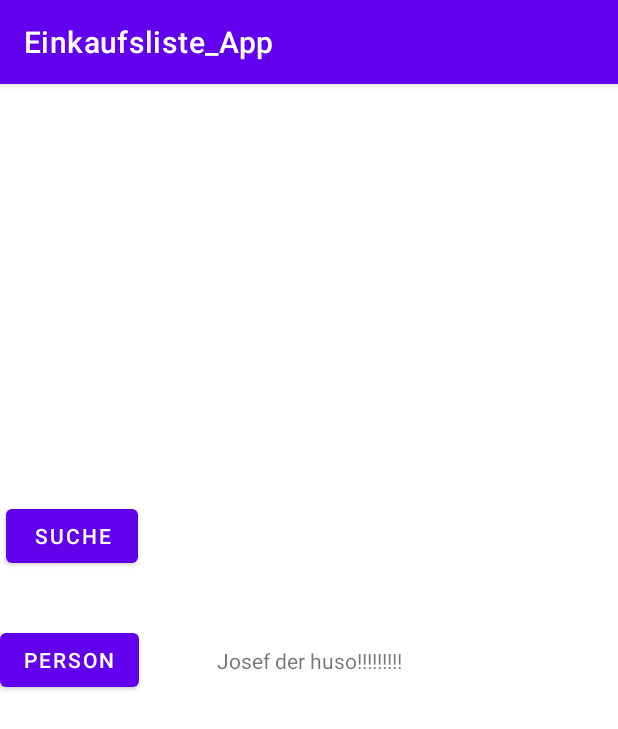
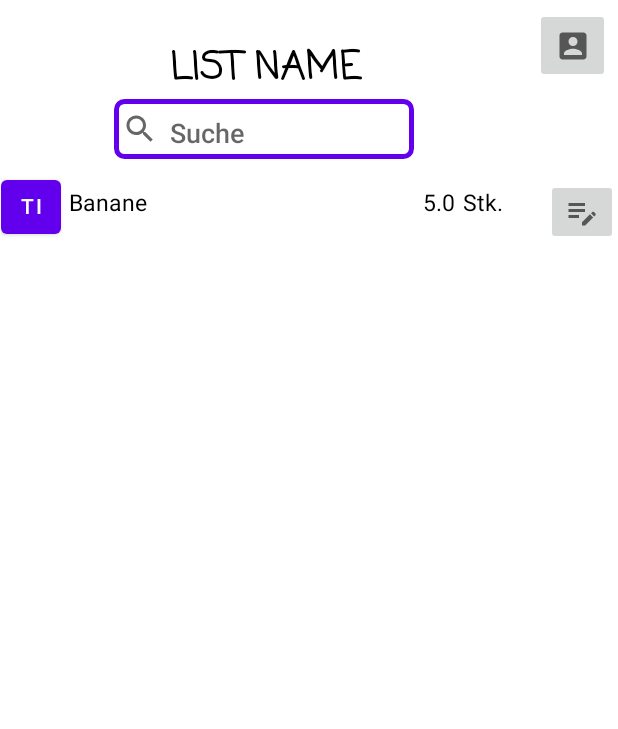
Before and after one commit to gregorae/EinkaufslisteApp, an Android app: the screen it shows after launch (MainActivity), on a phone screen of 412 x 824 dp. Shown: the top 729 px of the screen. Run offline under Robolectric (Android 15) with nearby library versions, the phone set to English and light mode, and no system bars.

Commit message:
Main Activity hinzugefügt

```diff
--- a/app/src/main/java/Person/PersonActivity.java
+++ b/app/src/main/java/Person/PersonActivity.java
@@ -2,6 +2,7 @@ package Person;
 
 import android.os.Bundle;
 import android.view.View;
+import android.view.Window;
 import android.widget.Button;
 import android.widget.EditText;
 import android.widget.Toast;
@@ -49,6 +50,7 @@ public class PersonActivity extends AppCompatActivity implements PersonAdapter.P
     protected void onCreate(Bundle savedInstanceState) {
         super.onCreate(savedInstanceState);
         setContentView(R.layout.activity_person);
+
 
         // Beim klicken aus den Floating Button mit den Plus wird die Methode ausgerufen
         // die den Dialogfenster aufruft, wo man eine neuen Person erstellen kann
--- a/app/src/main/java/Search/ViewHolder.java
+++ b/app/src/main/java/Search/ViewHolder.java
@@ -35,7 +35,8 @@ public class ViewHolder extends RecyclerView.ViewHolder{
     }
 
     public void setDetails(Context ctx, String title){
-        TextView mTitle = mview.findViewById(R.id.TV_Title);    //TextView der row.XML
+        TextView mTitle = mview.findViewById(R.id.TV_Title);//TextView der row.XML
+
         mTitle.setText(title); //Titel Produkt in Zeile eintragen
     }
 
--- /dev/null
+++ b/app/src/main/java/de/codeyourapp/einkaufsliste_app/DataModel.java
@@ -0,0 +1,45 @@
+package de.codeyourapp.einkaufsliste_app;
+
+public class DataModel {
+    private String user_token;
+    private String product_name;
+    private double quantity;
+    private String unit;
+    //private int settings;
+
+    public DataModel(String user_token, String product_name, double quantity, String unit) {
+        this.user_token = user_token;
+        this.product_name = product_name;
+        this.quantity = quantity;
+        this.unit = unit;
+        //this.settings = settings;
+    }
+
+
+    public String getUserToken() {
+        return user_token;
+    }
+    public void setUserToken(String user_token) {
+        this.user_token = user_token;
+    }
+
+
+    public String getProduct_name() {
+        return product_name;
+    }
+    public void setProduct_name(String product_name) {
+        this.product_name = product_name;
+    }
+
+    public double getQuantity() { return quantity; }
+    public void setQuantity(double quantity) {
+        this.quantity = quantity;
+    }
+
+    public String getUnit() {
+        return unit;
+    }
+    public void setUnit(String unit) {
+        this.unit = unit;
+    }
+}
--- a/app/src/main/java/de/codeyourapp/einkaufsliste_app/MainActivity.java
+++ b/app/src/main/java/de/codeyourapp/einkaufsliste_app/MainActivity.java
@@ -10,17 +10,38 @@ import androidx.appcompat.app.AppCompatActivity;
 import Person.PersonActivity;
 import Search.SearchActivity;
 
+
+import androidx.recyclerview.widget.DefaultItemAnimator;
+import androidx.recyclerview.widget.LinearLayoutManager;
+import androidx.recyclerview.widget.RecyclerView;
+
+
+import java.util.ArrayList;
+import android.view.Window;
+import android.widget.ImageButton;
+
+
 public class MainActivity extends AppCompatActivity {
-    private Button person_link;
+    private ImageButton person_link;
     private Button btnSearch;
+
+    private ArrayList<DataModel> usersList;
+    private RecyclerView recyclerView;
+
 
     @Override
     protected void onCreate(Bundle savedInstanceState) {
         super.onCreate(savedInstanceState);
+        requestWindowFeature(Window.FEATURE_NO_TITLE);
+        getSupportActionBar().hide();
         setContentView(R.layout.activity_main);
 
         btnSearch = findViewById(R.id.btnsearch);
         person_link = findViewById(R.id.person_link);
+
+        recyclerView = findViewById(R.id.recyclerView);
+        usersList = new ArrayList<>();
+
 
         person_link.setOnClickListener(new View.OnClickListener() {
             @Override
@@ -37,6 +58,8 @@ public class MainActivity extends AppCompatActivity {
                 startActivity(intent);
             }
         });
+        setUserInfo();
+        setAdapter();
     }
 
     private void openPersonActivity() {
@@ -44,4 +67,17 @@ public class MainActivity extends AppCompatActivity {
         startActivity(intent);
 
     }
+
+    private void setAdapter() {
+        recyclerAdapter adapter = new recyclerAdapter(usersList);
+        RecyclerView.LayoutManager layoutManager = new LinearLayoutManager(getApplicationContext());
+        recyclerView.setLayoutManager(layoutManager);
+        recyclerView.setItemAnimator(new DefaultItemAnimator());
+        recyclerView.setAdapter(adapter);
+    }
+
+    private void setUserInfo() {
+        usersList.add(new DataModel("TI", "Banane",5, "Stk."));
+
+    }
 }
--- /dev/null
+++ b/app/src/main/java/de/codeyourapp/einkaufsliste_app/recyclerAdapter.java
@@ -0,0 +1,57 @@
+package de.codeyourapp.einkaufsliste_app;
+
+import android.view.LayoutInflater;
+import android.view.View;
+import android.view.ViewGroup;
+import android.widget.Button;
+import android.widget.TextView;
+
+import androidx.annotation.NonNull;
+import androidx.recyclerview.widget.RecyclerView;
+
+import java.util.ArrayList;
+
+public class recyclerAdapter extends RecyclerView.Adapter<recyclerAdapter.EntryViewHolder> {
+    private ArrayList<DataModel> usersList;
+
+    public recyclerAdapter(ArrayList<DataModel>usersList){
+        this.usersList = usersList;
+    }
+
+    public class EntryViewHolder extends RecyclerView.ViewHolder{
+        private Button userCTXT;
+        public  TextView pnameTXT;
+        private TextView quantityTXT;
+        private TextView unitTXT;
+
+        public EntryViewHolder(final View view){
+            super(view);
+            userCTXT = view.findViewById(R.id.userButton);
+            pnameTXT = view.findViewById(R.id.tv_product_name);
+            quantityTXT = view.findViewById(R.id.tv_quantity);
+            unitTXT = view.findViewById(R.id.tv_unit);
+        }
+    }
+
+
+    @NonNull
+    @Override
+    public recyclerAdapter.EntryViewHolder onCreateViewHolder(@NonNull ViewGroup parent, int viewType) {
+        View itemView = LayoutInflater.from(parent.getContext()).inflate(R.layout.list_items,parent,false);
+        return new EntryViewHolder(itemView);
+    }
+
+    @Override
+    public void onBindViewHolder(@NonNull recyclerAdapter.EntryViewHolder holder, int position) {
+        DataModel dataModel = usersList.get(position);
+        holder.userCTXT.setText(dataModel.getUserToken());
+        holder.pnameTXT.setText(dataModel.getProduct_name());
+        holder.quantityTXT.setText("" + dataModel.getQuantity());
+        holder.unitTXT.setText(dataModel.getUnit());
+    }
+
+    @Override
+    public int getItemCount() {
+        return usersList.size();
+    }
+}
--- /dev/null
+++ b/app/src/main/res/drawable/border_button.xml
@@ -0,0 +1,8 @@
+<?xml version="1.0" encoding="utf-8"?>
+<shape xmlns:android="http://schemas.android.com/apk/res/android"
+    android:shape="rectangle">
+    <gradient android:centerColor="@android:color/transparent" />
+    <corners android:radius="5dp" />
+    <stroke android:width="5px"
+        android:color="@color/cardview_light_background"/>
+</shape>
--- /dev/null
+++ b/app/src/main/res/drawable/ic_baseline_account_box_24.xml
@@ -0,0 +1,10 @@
+<vector xmlns:android="http://schemas.android.com/apk/res/android"
+    android:width="24dp"
+    android:height="24dp"
+    android:viewportWidth="24"
+    android:viewportHeight="24"
+    android:tint="?attr/colorControlNormal">
+  <path
+      android:fillColor="@android:color/white"
+      android:pathData="M3,5v14c0,1.1 0.89,2 2,2h14c1.1,0 2,-0.9 2,-2L21,5c0,-1.1 -0.9,-2 -2,-2L5,3c-1.11,0 -2,0.9 -2,2zM15,9c0,1.66 -1.34,3 -3,3s-3,-1.34 -3,-3 1.34,-3 3,-3 3,1.34 3,3zM6,17c0,-2 4,-3.1 6,-3.1s6,1.1 6,3.1v1L6,18v-1z"/>
+</vector>
--- /dev/null
+++ b/app/src/main/res/drawable/ic_edit.xml
@@ -0,0 +1,10 @@
+<vector xmlns:android="http://schemas.android.com/apk/res/android"
+    android:width="24dp"
+    android:height="24dp"
+    android:viewportWidth="24"
+    android:viewportHeight="24"
+    android:tint="?attr/colorControlNormal">
+  <path
+      android:fillColor="@android:color/white"
+      android:pathData="M3,10h11v2H3V10zM3,8h11V6H3V8zM3,16h7v-2H3V16zM18.01,12.87l0.71,-0.71c0.39,-0.39 1.02,-0.39 1.41,0l0.71,0.71c0.39,0.39 0.39,1.02 0,1.41l-0.71,0.71L18.01,12.87zM17.3,13.58l-5.3,5.3V21h2.12l5.3,-5.3L17.3,13.58z"/>
+</vector>
--- a/app/src/main/res/layout/activity_main.xml
+++ b/app/src/main/res/layout/activity_main.xml
@@ -1,38 +1,75 @@
 <?xml version="1.0" encoding="utf-8"?>
-<androidx.constraintlayout.widget.ConstraintLayout xmlns:android="http://schemas.android.com/apk/res/android"
+<androidx.constraintlayout.widget.ConstraintLayout
+    xmlns:android="http://schemas.android.com/apk/res/android"
     xmlns:app="http://schemas.android.com/apk/res-auto"
     xmlns:tools="http://schemas.android.com/tools"
     android:layout_width="match_parent"
     android:layout_height="match_parent"
     tools:context=".MainActivity">
 
-    <TextView
-        android:layout_width="wrap_content"
-        android:layout_height="wrap_content"
-        android:text="Josef der huso!!!!!!!!!"
-        app:layout_constraintBottom_toBottomOf="parent"
-        app:layout_constraintLeft_toLeftOf="parent"
-        app:layout_constraintRight_toRightOf="parent"
-        app:layout_constraintTop_toTopOf="parent" />
-
     <Button
-        android:id="@+id/person_link"
-        android:layout_width="wrap_content"
-        android:layout_height="wrap_content"
-        android:text="Person"
-        app:layout_constraintBottom_toBottomOf="parent"
+        android:id="@+id/List_Button"
+        style="@style/Widget.AppCompat.Button"
+        android:layout_width="250dp"
+        android:layout_height="50dp"
+        android:layout_marginStart="50dp"
+        android:layout_marginTop="16dp"
+        android:layout_marginEnd="110dp"
+        android:background="#00FFFFFF"
+        android:fontFamily="casual"
+        android:text="List Name"
+        android:textColor="#000000"
+        android:textSize="25dp"
+        android:textStyle="bold"
+        app:layout_constraintEnd_toEndOf="parent"
+        app:layout_constraintHorizontal_bias="1.0"
         app:layout_constraintStart_toStartOf="parent"
-        app:layout_constraintTop_toTopOf="parent"></Button>
+        app:layout_constraintTop_toTopOf="parent"
+        tools:ignore="TouchTargetSizeCheck" />
 
     <Button
         android:id="@+id/btnsearch"
-        android:layout_width="wrap_content"
-        android:layout_height="wrap_content"
-        android:layout_marginStart="4dp"
+        style="@style/Widget.AppCompat.Button.ButtonBar.AlertDialog"
+        android:layout_width="200dp"
+        android:layout_height="40dp"
+        android:layout_marginStart="76dp"
+        android:background="@drawable/border_button"
+        android:drawableLeft="@drawable/ic_baseline_search_24"
+        android:elegantTextHeight="false"
+        android:paddingLeft="5dp"
         android:text="Suche"
+        android:textAlignment="viewStart"
+        android:textAllCaps="false"
+        android:textColor="#99000000"
+        android:textIsSelectable="false"
+        android:textSize="18dp"
+        app:layout_constraintStart_toStartOf="parent"
+        app:layout_constraintTop_toBottomOf="@+id/List_Button"
+        tools:ignore="TouchTargetSizeCheck" />
+
+    <ImageButton
+        android:id="@+id/person_link"
+        android:layout_width="50dp"
+        android:layout_height="50dp"
+        android:layout_marginTop="5dp"
+        android:layout_marginEnd="5dp"
+        android:contentDescription="Menu"
+        app:layout_constraintEnd_toEndOf="parent"
+        app:layout_constraintTop_toTopOf="parent"
+        app:srcCompat="@drawable/ic_baseline_account_box_24"
+        tools:ignore="SpeakableTextPresentCheck,ImageContrastCheck" />
+
+    <androidx.recyclerview.widget.RecyclerView
+        android:id="@+id/recyclerView"
+        android:layout_width="411dp"
+        android:layout_height="0dp"
+        android:layout_marginStart="1dp"
+        android:layout_marginTop="8dp"
+        android:layout_marginEnd="1dp"
         app:layout_constraintBottom_toBottomOf="parent"
+        app:layout_constraintEnd_toEndOf="parent"
         app:layout_constraintStart_toStartOf="parent"
-        app:layout_constraintTop_toTopOf="parent"
-        app:layout_constraintVertical_bias="0.385" />
+        app:layout_constraintTop_toBottomOf="@+id/btnsearch"
+        app:layout_constraintVertical_bias="1.0" />
 
 </androidx.constraintlayout.widget.ConstraintLayout>
--- /dev/null
+++ b/app/src/main/res/layout/list_items.xml
@@ -0,0 +1,88 @@
+<?xml version="1.0" encoding="utf-8"?>
+<LinearLayout xmlns:android="http://schemas.android.com/apk/res/android"
+    xmlns:app="http://schemas.android.com/apk/res-auto"
+    xmlns:tools="http://schemas.android.com/tools"
+    android:layout_width="match_parent"
+    android:layout_height="wrap_content"
+    android:orientation="horizontal">
+
+    <RelativeLayout
+        android:layout_width="match_parent"
+        android:layout_height="match_parent"
+        android:gravity="center_vertical">
+
+
+        <Button
+            android:id="@+id/userButton"
+            android:layout_width="40dp"
+            android:layout_height="wrap_content"
+            android:autoText="false"
+            android:elegantTextHeight="false"
+            android:freezesText="false"
+            android:maxLines="1"
+            android:paddingLeft="1dp"
+            android:paddingRight="1dp"
+            android:paddingBottom="5dp"
+            android:text="US"
+            android:textAlignment="center"
+            android:textAllCaps="true"
+            android:textIsSelectable="false"
+            android:textSize="14sp" />
+
+        <TextView
+            android:id="@+id/tv_product_name"
+            android:layout_width="190dp"
+            android:layout_height="wrap_content"
+            android:layout_alignParentTop="true"
+            android:layout_marginStart="5dp"
+            android:layout_marginTop="10dp"
+            android:layout_toEndOf="@+id/userButton"
+            android:paddingBottom="5dp"
+            android:text="Product Name"
+            android:textColor="@android:color/black"
+            android:textSize="15sp" />
+
+        <TextView
+            android:id="@+id/tv_quantity"
+            android:layout_width="wrap_content"
+            android:layout_height="wrap_content"
+            android:layout_alignParentTop="true"
+            android:layout_marginTop="10dp"
+            android:layout_marginEnd="5dp"
+            android:layout_toStartOf="@+id/tv_unit"
+            android:paddingBottom="5dp"
+            android:text="Quantity"
+            android:textSize="15sp"
+            android:textColor="@android:color/black"/>
+
+        <TextView
+            android:id="@+id/tv_unit"
+            android:layout_width="50dp"
+            android:layout_height="wrap_content"
+            android:layout_alignParentTop="true"
+            android:layout_marginTop="10dp"
+            android:layout_marginEnd="5dp"
+            android:layout_toStartOf="@+id/IB_settings"
+            android:paddingBottom="5dp"
+            android:text="Unit"
+            android:textSize="15sp"
+            android:textColor="@android:color/black"/>
+
+        <ImageButton
+            android:id="@+id/IB_settings"
+            android:layout_width="wrap_content"
+            android:layout_height="wrap_content"
+            android:layout_alignParentTop="true"
+            android:layout_alignParentEnd="true"
+            android:layout_marginTop="5dp"
+            android:layout_marginEnd="0dp"
+            android:maxWidth="45dp"
+            android:minWidth="48dp"
+            android:minHeight="32dp"
+            android:src="@drawable/ic_edit"
+            tools:ignore="SpeakableTextPresentCheck,TouchTargetSizeCheck" />
+
+
+    </RelativeLayout>
+
+</LinearLayout>
```
